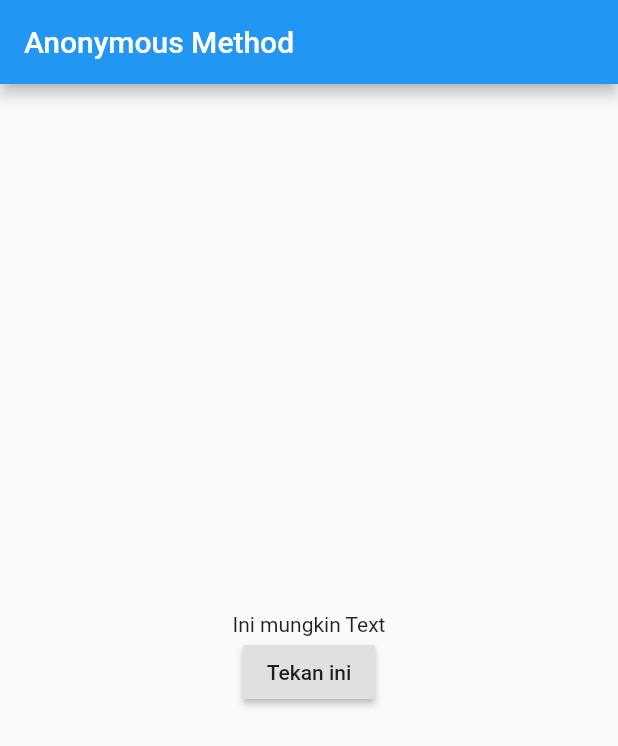
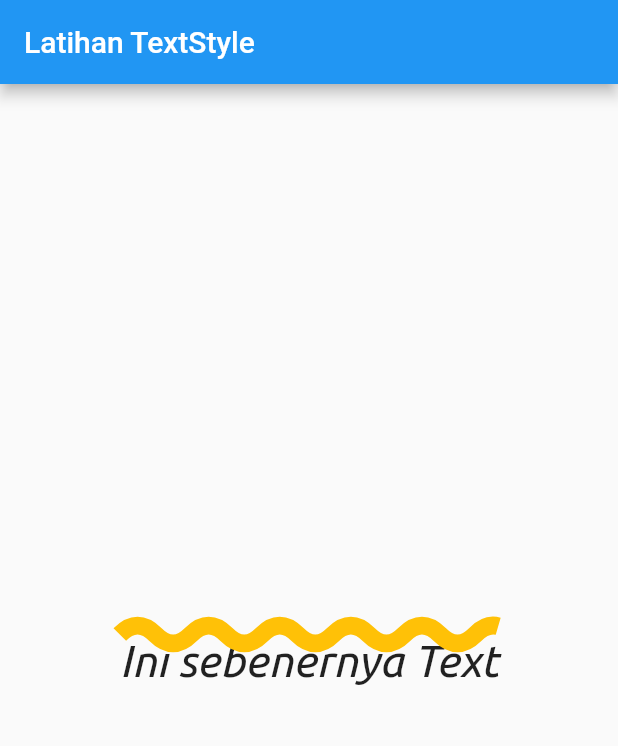
Before and after one commit to dsjtx/Belajar-Flutter, a Flutter app: the screen it shows after launch, on a phone screen of 412 x 824 dp. Shown: the top 746 px of the screen. Run offline on Flutter 3.47's test engine with Material 2 defaults, Android fonts, the phone set to English and light mode, and no system bars.

Commit message:
TextStyle

```diff
--- a/lib/main.dart
+++ b/lib/main.dart
@@ -1,3 +1,5 @@
+import 'dart:ui';
+
 import 'package:flutter/material.dart';
 
 void main() => runApp(MyApp());
@@ -8,29 +10,24 @@ class MyApp extends StatefulWidget {
 }
 
 class _MyAppState extends State<MyApp> {
-  String message = "Ini mungkin Text";
-
   @override
   Widget build(BuildContext context) {
     return MaterialApp(
       home: Scaffold(
         appBar: AppBar(
-          title: Text("Anonymous Method"),
+          title: Text("Latihan TextStyle"),
         ),
         body: Center(
-          child: Column(
-            mainAxisAlignment: MainAxisAlignment.center,
-            children: <Widget>[
-              Text(message),
-              RaisedButton(
-                child: Text("Tekan ini"),
-                onPressed: () {
-                  setState(() {
-                    message = "Tombol sudah ditekan";
-                  });
-                },
-              )
-            ],
+          child: Text(
+            "Ini sebenernya Text",
+            style: TextStyle(
+                fontFamily: "Ubuntu",
+                fontStyle: FontStyle.italic,
+                fontSize: 30,
+                decoration: TextDecoration.overline,
+                decorationColor: Colors.amber,
+                decorationThickness: 5,
+                decorationStyle: TextDecorationStyle.wavy),
           ),
         ),
       ),
```
Also changed, not shown: pubspec.yaml (+12 -9 lines), fonts/Ubuntu-Italic.ttf (added), fonts/Ubuntu-Regular.ttf (added), 1 other file.
